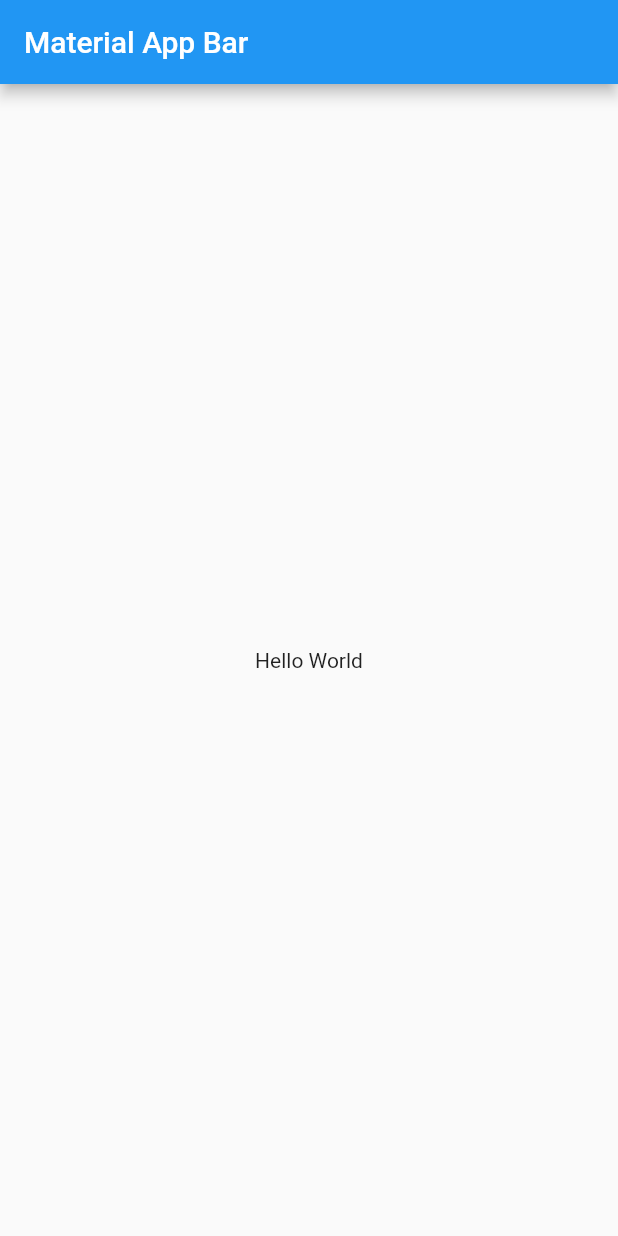
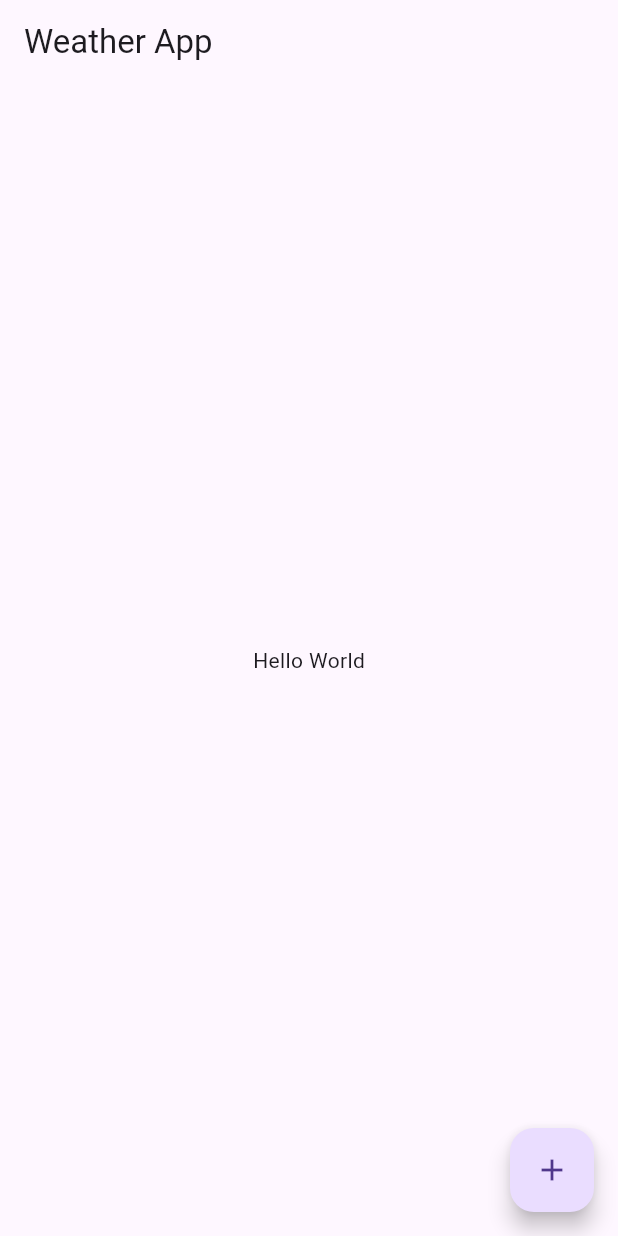
Before and after one commit to manuelduarte077/taimba-bahkisa-app, a Flutter app: the screen it shows after launch, on a phone screen of 412 x 824 dp. Run offline on Flutter 3.47's test engine with Material 2 defaults, Android fonts, the phone set to English and light mode, and no system bars; our stand-ins replace equatable, flutter_bloc.

Commit message:
feat: project architecture (#1)
* install packages

* feat(packages): add flutter_dotenv

* project architecture

```diff
--- /dev/null
+++ b/lib/app/weather_app.dart
@@ -0,0 +1,27 @@
+import 'package:flutter/material.dart';
+
+class WeatherApp extends StatelessWidget {
+  const WeatherApp({super.key});
+
+  @override
+  Widget build(BuildContext context) {
+    return MaterialApp(
+      theme: ThemeData(
+        useMaterial3: true,
+      ),
+      title: 'Weather App',
+      home: Scaffold(
+        appBar: AppBar(
+          title: const Text('Weather App'),
+        ),
+        body: const Center(
+          child: Text('Hello World'),
+        ),
+        floatingActionButton: FloatingActionButton(
+          onPressed: () {},
+          child: const Icon(Icons.add),
+        ),
+      ),
+    );
+  }
+}
--- a/lib/main.dart
+++ b/lib/main.dart
@@ -1,22 +1,6 @@
 import 'package:flutter/material.dart';
+import 'package:weather_app/app/weather_app.dart';
 
-void main() => runApp(const WeatherApp());
-
-class WeatherApp extends StatelessWidget {
-  const WeatherApp({super.key});
-
-  @override
-  Widget build(BuildContext context) {
-    return MaterialApp(
-      title: 'Material App',
-      home: Scaffold(
-        appBar: AppBar(
-          title: const Text('Material App Bar'),
-        ),
-        body: const Center(
-          child: Text('Hello World'),
-        ),
-      ),
-    );
-  }
+void main() {
+  runApp(const WeatherApp());
 }
--- /dev/null
+++ b/lib/presentation/bloc/weather_bloc.dart
@@ -0,0 +1,13 @@
+import 'package:equatable/equatable.dart';
+import 'package:flutter_bloc/flutter_bloc.dart';
+
+part 'weather_event.dart';
+part 'weather_state.dart';
+
+class WeatherBloc extends Bloc<WeatherEvent, WeatherState> {
+  WeatherBloc() : super(WeatherInitial()) {
+    on<WeatherEvent>((event, emit) {
+      // TODO: implement event handler
+    });
+  }
+}
```
Also changed, not shown: lib/presentation/bloc/weather_event.dart (added, +8 -0 lines), lib/presentation/bloc/weather_state.dart (added, +10 -0 lines), lib/presentation/screens/weather_screen.dart (added, +14 -0 lines), pubspec.yaml (+14 -73 lines), lib/data/datasources/remote_data_source.dart (added), lib/data/model/weather_model.dart (added), lib/data/repositories/weather_repository_impl.dart (added), lib/domain/entities/weather.dart (added), lib/domain/repositories/weather_repository.dart (added), lib/domain/usecases/get_current_weather.dart (added), pubspec.lock, 2 other files.
